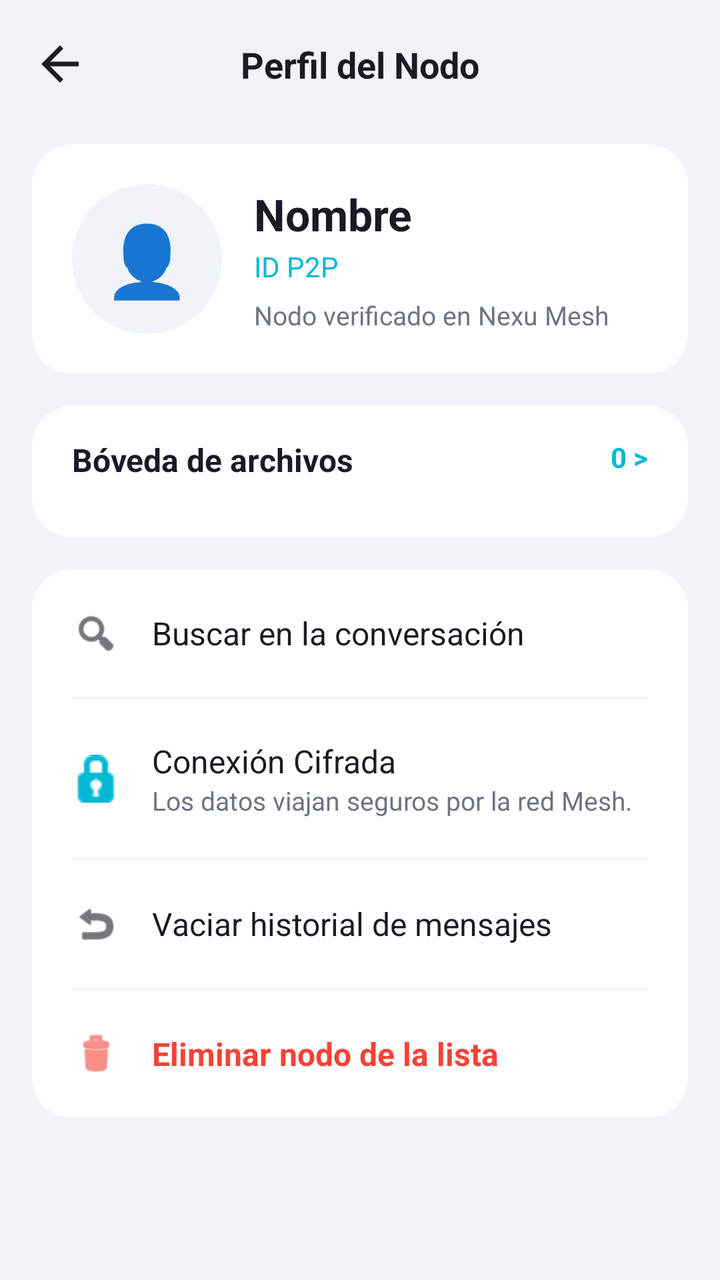
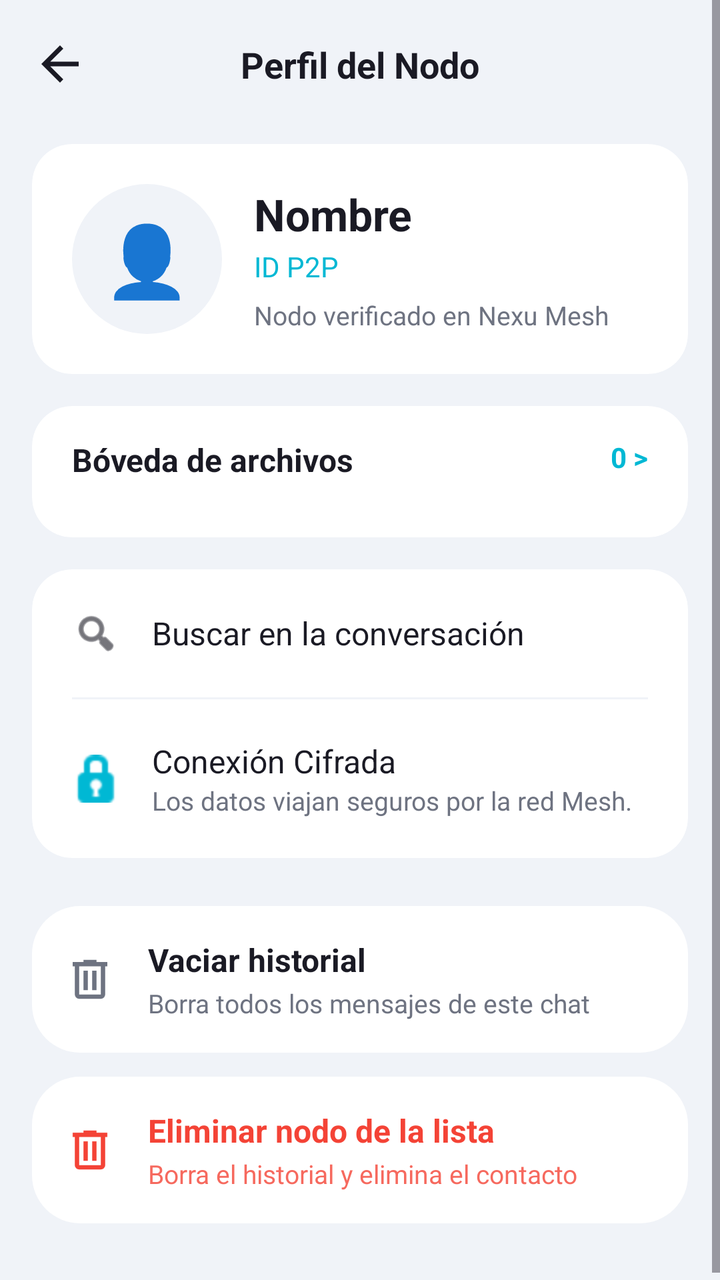

Compare the two renders of this Android layout. The source of the first and the diff that turns it into the second are given below.
<!-- AndroidManifest.xml: application theme Theme.Nexu -->
<!-- res/layout/activity_contact_info.xml -->
<?xml version="1.0" encoding="utf-8"?>
<androidx.constraintlayout.widget.ConstraintLayout xmlns:android="http://schemas.android.com/apk/res/android"
    xmlns:app="http://schemas.android.com/apk/res-auto"
    android:layout_width="match_parent"
    android:layout_height="match_parent"
    android:background="@color/background_main">

    <ScrollView
        android:layout_width="match_parent"
        android:layout_height="match_parent"
        android:fillViewport="true">

        <LinearLayout
            android:layout_width="match_parent"
            android:layout_height="wrap_content"
            android:orientation="vertical"
            android:paddingBottom="32dp">

            <androidx.constraintlayout.widget.ConstraintLayout
                android:layout_width="match_parent"
                android:layout_height="64dp"
                android:paddingHorizontal="16dp">

                <ImageView
                    android:id="@+id/btnBack"
                    android:layout_width="28dp"
                    android:layout_height="28dp"
                    android:background="?attr/selectableItemBackgroundBorderless"
                    android:src="@drawable/ic_volver"
                    app:tint="@color/text_primary"
                    app:layout_constraintBottom_toBottomOf="parent"
                    app:layout_constraintStart_toStartOf="parent"
                    app:layout_constraintTop_toTopOf="parent" />

                <TextView
                    android:layout_width="wrap_content"
                    android:layout_height="wrap_content"
                    android:text="Perfil del Nodo"
                    android:textColor="@color/text_primary"
                    android:textSize="18sp"
                    android:textStyle="bold"
                    app:layout_constraintBottom_toBottomOf="parent"
                    app:layout_constraintEnd_toEndOf="parent"
                    app:layout_constraintStart_toStartOf="parent"
                    app:layout_constraintTop_toTopOf="parent" />

                <ImageView
                    android:id="@+id/btnMore"
                    android:layout_width="24dp"
                    android:layout_height="24dp"
                    android:src="@android:drawable/ic_menu_more"
                    app:tint="@color/text_primary"
                    android:visibility="gone"
                    app:layout_constraintBottom_toBottomOf="parent"
                    app:layout_constraintEnd_toEndOf="parent"
                    app:layout_constraintTop_toTopOf="parent" />
            </androidx.constraintlayout.widget.ConstraintLayout>

            <androidx.cardview.widget.CardView
                android:layout_width="match_parent"
                android:layout_height="wrap_content"
                android:layout_marginHorizontal="16dp"
                android:layout_marginTop="8dp"
                app:cardBackgroundColor="@color/surface_card"
                app:cardCornerRadius="20dp"
                app:cardElevation="0dp">

                <LinearLayout
                    android:layout_width="match_parent"
                    android:layout_height="wrap_content"
                    android:gravity="center_vertical"
                    android:orientation="horizontal"
                    android:padding="20dp">

                    <TextView
                        android:id="@+id/tvAvatarEmoji"
                        android:layout_width="75dp"
                        android:layout_height="75dp"
                        android:background="@drawable/circle_background"
                        android:backgroundTint="@color/background_main"
                        android:gravity="center"
                        android:text="👤"
                        android:textSize="35sp" />

                    <LinearLayout
                        android:layout_width="match_parent"
                        android:layout_height="wrap_content"
                        android:layout_marginStart="16dp"
                        android:orientation="vertical">

                        <TextView
                            android:id="@+id/tvContactName"
                            android:layout_width="wrap_content"
                            android:layout_height="wrap_content"
                            android:text="Nombre"
                            android:textColor="@color/text_primary"
                            android:textSize="22sp"
                            android:textStyle="bold" />

                        <TextView
                            android:id="@+id/tvContactId"
                            android:layout_width="wrap_content"
                            android:layout_height="wrap_content"
                            android:layout_marginTop="2dp"
                            android:text="ID P2P"
                            android:textColor="@color/primary_color"
                            android:textSize="14sp" />

                        <TextView
                            android:id="@+id/tvBio"
                            android:layout_width="wrap_content"
                            android:layout_height="wrap_content"
                            android:layout_marginTop="6dp"
                            android:text="Nodo verificado en Nexu Mesh"
                            android:textColor="@color/text_secondary"
                            android:textSize="13sp" />
                    </LinearLayout>
                </LinearLayout>
            </androidx.cardview.widget.CardView>

            <androidx.cardview.widget.CardView
                android:layout_width="match_parent"
                android:layout_height="wrap_content"
                android:layout_marginHorizontal="16dp"
                android:layout_marginTop="16dp"
                app:cardBackgroundColor="@color/surface_card"
                app:cardCornerRadius="20dp"
                app:cardElevation="0dp">

                <LinearLayout
                    android:layout_width="match_parent"
                    android:layout_height="wrap_content"
                    android:orientation="vertical"
                    android:paddingVertical="16dp">

                    <RelativeLayout
                        android:id="@+id/btnViewFiles"
                        android:layout_width="match_parent"
                        android:layout_height="wrap_content"
                        android:background="?attr/selectableItemBackground"
                        android:clickable="true"
                        android:focusable="true"
                        android:paddingHorizontal="20dp"
                        android:paddingBottom="12dp">

                        <TextView
                            android:layout_width="wrap_content"
                            android:layout_height="wrap_content"
                            android:text="Bóveda de archivos"
                            android:textColor="@color/text_primary"
                            android:textSize="16sp"
                            android:textStyle="bold" />

                        <TextView
                            android:id="@+id/tvFilesCount"
                            android:layout_width="wrap_content"
                            android:layout_height="wrap_content"
                            android:layout_alignParentEnd="true"
                            android:text="0 >"
                            android:textColor="@color/primary_color"
                            android:textSize="14sp"
                            android:textStyle="bold" />
                    </RelativeLayout>

                    <androidx.recyclerview.widget.RecyclerView
                        android:id="@+id/rvSharedFiles"
                        android:layout_width="match_parent"
                        android:layout_height="wrap_content"
                        android:clipToPadding="false"
                        android:paddingHorizontal="16dp"
                        android:orientation="horizontal"
                        app:layoutManager="androidx.recyclerview.widget.LinearLayoutManager" />
                </LinearLayout>
            </androidx.cardview.widget.CardView>

            <androidx.cardview.widget.CardView
                android:layout_width="match_parent"
                android:layout_height="wrap_content"
                android:layout_marginHorizontal="16dp"
                android:layout_marginTop="16dp"
                app:cardBackgroundColor="@color/surface_card"
                app:cardCornerRadius="20dp"
                app:cardElevation="0dp">

                <LinearLayout
                    android:layout_width="match_parent"
                    android:layout_height="wrap_content"
                    android:orientation="vertical">

                    <LinearLayout
                        android:id="@+id/btnSearch"
                        android:layout_width="match_parent"
                        android:layout_height="wrap_content"
                        android:background="?attr/selectableItemBackground"
                        android:clickable="true"
                        android:focusable="true"
                        android:gravity="center_vertical"
                        android:padding="20dp">

                        <ImageView
                            android:layout_width="24dp"
                            android:layout_height="24dp"
                            android:src="@android:drawable/ic_menu_search"
                            app:tint="@color/text_primary" />

                        <TextView
                            android:layout_width="wrap_content"
                            android:layout_height="wrap_content"
                            android:layout_marginStart="16dp"
                            android:text="Buscar en la conversación"
                            android:textColor="@color/text_primary"
                            android:textSize="16sp" />
                    </LinearLayout>

                    <View
                        android:layout_width="match_parent"
                        android:layout_height="1dp"
                        android:layout_marginHorizontal="20dp"
                        android:background="@color/background_main" />

                    <LinearLayout
                        android:layout_width="match_parent"
                        android:layout_height="wrap_content"
                        android:gravity="center_vertical"
                        android:padding="20dp">

                        <ImageView
                            android:layout_width="24dp"
                            android:layout_height="24dp"
                            android:src="@android:drawable/ic_secure"
                            app:tint="@color/primary_color" />

                        <LinearLayout
                            android:layout_width="wrap_content"
                            android:layout_height="wrap_content"
                            android:layout_marginStart="16dp"
                            android:orientation="vertical">
                            <TextView
                                android:layout_width="wrap_content"
                                android:layout_height="wrap_content"
                                android:text="Conexión Cifrada"
                                android:textColor="@color/text_primary"
                                android:textSize="16sp" />
                            <TextView
                                android:layout_width="wrap_content"
                                android:layout_height="wrap_content"
                                android:text="Los datos viajan seguros por la red Mesh."
                                android:textColor="@color/text_secondary"
                                android:textSize="13sp" />
                        </LinearLayout>
                    </LinearLayout>

                    <View
                        android:layout_width="match_parent"
                        android:layout_height="1dp"
                        android:layout_marginHorizontal="20dp"
                        android:background="@color/background_main" />

                    <LinearLayout
                        android:id="@+id/btnEmptyChat"
                        android:layout_width="match_parent"
                        android:layout_height="wrap_content"
                        android:background="?attr/selectableItemBackground"
                        android:clickable="true"
                        android:focusable="true"
                        android:gravity="center_vertical"
                        android:padding="20dp">

                        <ImageView
                            android:layout_width="24dp"
                            android:layout_height="24dp"
                            android:src="@android:drawable/ic_menu_revert"
                            app:tint="@color/text_primary" />

                        <TextView
                            android:layout_width="wrap_content"
                            android:layout_height="wrap_content"
                            android:layout_marginStart="16dp"
                            android:text="Vaciar historial de mensajes"
                            android:textColor="@color/text_primary"
                            android:textSize="16sp" />
                    </LinearLayout>

                    <View
                        android:layout_width="match_parent"
                        android:layout_height="1dp"
                        android:layout_marginHorizontal="20dp"
                        android:background="@color/background_main" />

                    <LinearLayout
                        android:id="@+id/llDeleteChat"
                        android:layout_width="match_parent"
                        android:layout_height="wrap_content"
                        android:background="?attr/selectableItemBackground"
                        android:clickable="true"
                        android:focusable="true"
                        android:gravity="center_vertical"
                        android:padding="20dp">

                        <ImageView
                            android:layout_width="24dp"
                            android:layout_height="24dp"
                            android:src="@android:drawable/ic_menu_delete"
                            app:tint="#F44336" />

                        <TextView
                            android:layout_width="wrap_content"
                            android:layout_height="wrap_content"
                            android:layout_marginStart="16dp"
                            android:text="Eliminar nodo de la lista"
                            android:textColor="#F44336"
                            android:textSize="16sp"
                            android:textStyle="bold" />
                    </LinearLayout>
                </LinearLayout>
            </androidx.cardview.widget.CardView>

        </LinearLayout>
    </ScrollView>
</androidx.constraintlayout.widget.ConstraintLayout>
<!-- resources referenced by this layout -->
<resources>
  <color name="background_main">#F0F3F8</color>
  <color name="primary_color">#00B8D4</color>
  <color name="surface_card">#FFFFFF</color>
  <color name="text_primary">#1A1A24</color>
  <color name="text_secondary">#6E7381</color>
  <!-- drawable circle_background (drawable) -->
  <?xml version="1.0" encoding="utf-8"?>
  <shape xmlns:android="http://schemas.android.com/apk/res/android"
      android:shape="oval">
      <solid android:color="#FFFFFF" />
  </shape>
  <!-- drawable ic_volver (drawable) -->
  <vector xmlns:android="http://schemas.android.com/apk/res/android"
      android:width="24dp"
      android:height="24dp"
      android:viewportWidth="24"
      android:viewportHeight="24"
      android:tint="#FFFFFF">
      <path
          android:fillColor="@android:color/white"
          android:pathData="M20,11H7.83l5.59,-5.59L12,4l-8,8 8,8 1.41,-1.41L7.83,13H20v-2z"/>
  </vector>
  <style name="Theme.Nexu" parent="Base.Theme.Nexu" />
  <style name="Base.Theme.Nexu" parent="Theme.Material3.DayNight.NoActionBar">
      </style>
</resources>

<!-- the commit's change to res/layout/activity_contact_info.xml (unified diff, before → after) -->
@@ -249,71 +249,99 @@
                                 android:textSize="13sp" />
                         </LinearLayout>
                     </LinearLayout>
-
-                    <View
-                        android:layout_width="match_parent"
-                        android:layout_height="1dp"
-                        android:layout_marginHorizontal="20dp"
-                        android:background="@color/background_main" />
-
-                    <LinearLayout
-                        android:id="@+id/btnEmptyChat"
-                        android:layout_width="match_parent"
-                        android:layout_height="wrap_content"
-                        android:background="?attr/selectableItemBackground"
-                        android:clickable="true"
-                        android:focusable="true"
-                        android:gravity="center_vertical"
-                        android:padding="20dp">
-
-                        <ImageView
-                            android:layout_width="24dp"
-                            android:layout_height="24dp"
-                            android:src="@android:drawable/ic_menu_revert"
-                            app:tint="@color/text_primary" />
-
-                        <TextView
-                            android:layout_width="wrap_content"
-                            android:layout_height="wrap_content"
-                            android:layout_marginStart="16dp"
-                            android:text="Vaciar historial de mensajes"
-                            android:textColor="@color/text_primary"
-                            android:textSize="16sp" />
-                    </LinearLayout>
-
-                    <View
-                        android:layout_width="match_parent"
-                        android:layout_height="1dp"
-                        android:layout_marginHorizontal="20dp"
-                        android:background="@color/background_main" />
-
-                    <LinearLayout
-                        android:id="@+id/llDeleteChat"
-                        android:layout_width="match_parent"
-                        android:layout_height="wrap_content"
-                        android:background="?attr/selectableItemBackground"
-                        android:clickable="true"
-                        android:focusable="true"
-                        android:gravity="center_vertical"
-                        android:padding="20dp">
-
-                        <ImageView
-                            android:layout_width="24dp"
-                            android:layout_height="24dp"
-                            android:src="@android:drawable/ic_menu_delete"
-                            app:tint="#F44336" />
-
-                        <TextView
-                            android:layout_width="wrap_content"
-                            android:layout_height="wrap_content"
-                            android:layout_marginStart="16dp"
-                            android:text="Eliminar nodo de la lista"
-                            android:textColor="#F44336"
-                            android:textSize="16sp"
-                            android:textStyle="bold" />
-                    </LinearLayout>
                 </LinearLayout>
             </androidx.cardview.widget.CardView>
+
+            <LinearLayout
+                android:id="@+id/btnEmptyChat"
+                android:layout_width="match_parent"
+                android:layout_height="wrap_content"
+                android:layout_marginHorizontal="16dp"
+                android:layout_marginTop="24dp"
+                android:background="@drawable/button_rounded"
+                android:backgroundTint="@color/surface_card"
+                android:clickable="true"
+                android:focusable="true"
+                android:gravity="center_vertical"
+                android:orientation="horizontal"
+                android:padding="16dp">
+
+                <ImageView
+                    android:layout_width="26dp"
+                    android:layout_height="26dp"
+                    android:src="@drawable/ic_delete"
+                    app:tint="@color/text_secondary" />
+
+                <LinearLayout
+                    android:layout_width="0dp"
+                    android:layout_height="wrap_content"
+                    android:layout_marginStart="16dp"
+                    android:layout_weight="1"
+                    android:orientation="vertical">
+
+                    <TextView
+                        android:layout_width="wrap_content"
+                        android:layout_height="wrap_content"
+                        android:text="Vaciar historial"
+                        android:textColor="@color/text_primary"
+                        android:textSize="16sp"
+                        android:textStyle="bold" />
+
+                    <TextView
+                        android:layout_width="wrap_content"
+                        android:layout_height="wrap_content"
+                        android:layout_marginTop="2dp"
+                        android:text="Borra todos los mensajes de este chat"
+                        android:textColor="@color/text_secondary"
+                        android:textSize="13sp" />
+                </LinearLayout>
+            </LinearLayout>
+
+            <LinearLayout
+                android:id="@+id/llDeleteChat"
+                android:layout_width="match_parent"
+                android:layout_height="wrap_content"
+                android:layout_marginHorizontal="16dp"
+                android:layout_marginTop="12dp"
+                android:background="@drawable/button_rounded"
+                android:backgroundTint="@color/surface_card"
+                android:clickable="true"
+                android:focusable="true"
+                android:gravity="center_vertical"
+                android:orientation="horizontal"
+                android:padding="16dp">
+
+                <ImageView
+                    android:layout_width="26dp"
+                    android:layout_height="26dp"
+                    android:src="@drawable/ic_delete"
+                    app:tint="#F44336" />
+
+                <LinearLayout
+                    android:layout_width="0dp"
+                    android:layout_height="wrap_content"
+                    android:layout_marginStart="16dp"
+                    android:layout_weight="1"
+                    android:orientation="vertical">
+
+                    <TextView
+                        android:layout_width="wrap_content"
+                        android:layout_height="wrap_content"
+                        android:text="Eliminar nodo de la lista"
+                        android:textColor="#F44336"
+                        android:textSize="16sp"
+                        android:textStyle="bold" />
+
+                    <TextView
+                        android:layout_width="wrap_content"
+                        android:layout_height="wrap_content"
+                        android:layout_marginTop="2dp"
+                        android:text="Borra el historial y elimina el contacto"
+                        android:textColor="#F44336"
+                        android:alpha="0.8"
+                        android:textSize="13sp" />
+                </LinearLayout>
+            </LinearLayout>
 
         </LinearLayout>
     </ScrollView>
<!-- resource entries referenced after the edit -->
@@ -5,12 +5,23 @@
   <color name="surface_card">#FFFFFF</color>
   <color name="text_primary">#1A1A24</color>
   <color name="text_secondary">#6E7381</color>
+  <!-- drawable button_rounded (drawable) -->
+  <?xml version="1.0" encoding="utf-8"?>
+  <shape xmlns:android="http://schemas.android.com/apk/res/android"
+      android:shape="rectangle">
+      <corners android:radius="24dp" />
+      <solid android:color="@color/button_bg" />
+  </shape>
   <!-- drawable circle_background (drawable) -->
   <?xml version="1.0" encoding="utf-8"?>
   <shape xmlns:android="http://schemas.android.com/apk/res/android"
       android:shape="oval">
       <solid android:color="#FFFFFF" />
   </shape>
+  <!-- drawable ic_delete (drawable) -->
+  <vector xmlns:android="http://schemas.android.com/apk/res/android" android:width="24dp" android:height="24dp" android:viewportWidth="960" android:viewportHeight="960" android:tint="?attr/colorControlNormal">
+      <path android:fillColor="@android:color/white" android:pathData="M280,840Q247,840 223.5,816.5Q200,793 200,760L200,240L160,240L160,160L360,160L360,120L600,120L600,160L800,160L800,240L760,240L760,760Q760,793 736.5,816.5Q713,840 680,840L280,840ZM680,240L280,240L280,760Q280,760 280,760Q280,760 280,760L680,760Q680,760 680,760Q680,760 680,760L680,240ZM360,680L440,680L440,320L360,320L360,680ZM520,680L600,680L600,320L520,320L520,680ZM280,240L280,240L280,760Q280,760 280,760Q280,760 280,760L280,760Q280,760 280,760Q280,760 280,760L280,240Z"/>
+  </vector>
   <!-- drawable ic_volver (drawable) -->
   <vector xmlns:android="http://schemas.android.com/apk/res/android"
       android:width="24dp"
@@ -23,6 +34,7 @@
           android:pathData="M20,11H7.83l5.59,-5.59L12,4l-8,8 8,8 1.41,-1.41L7.83,13H20v-2z"/>
   </vector>
   <style name="Theme.Nexu" parent="Base.Theme.Nexu" />
+  <color name="button_bg">#00B8D4</color>
   <style name="Base.Theme.Nexu" parent="Theme.Material3.DayNight.NoActionBar">
       </style>
 </resources>
